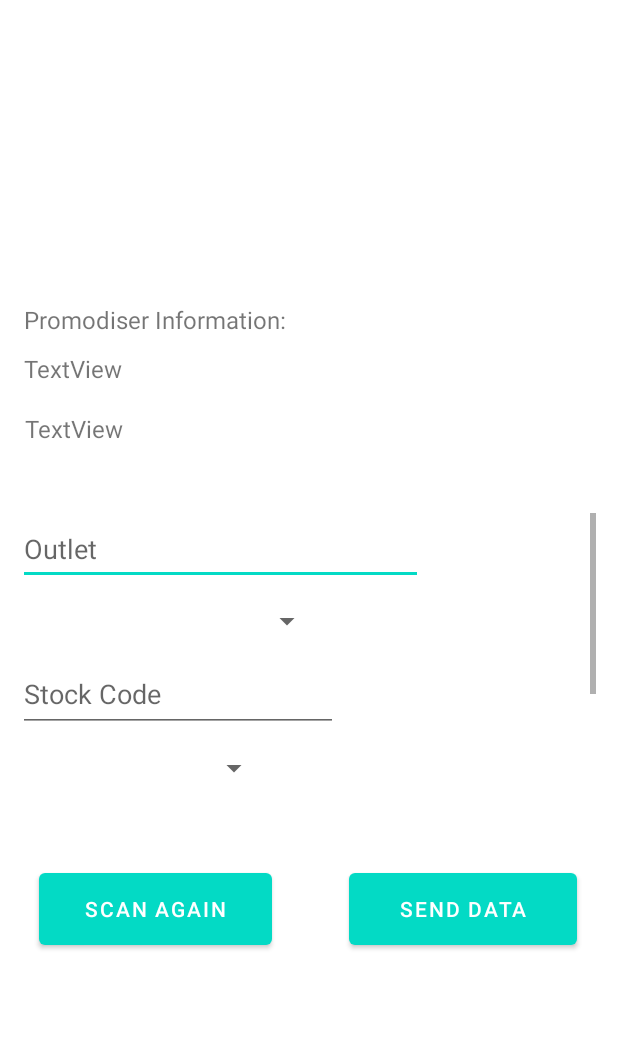
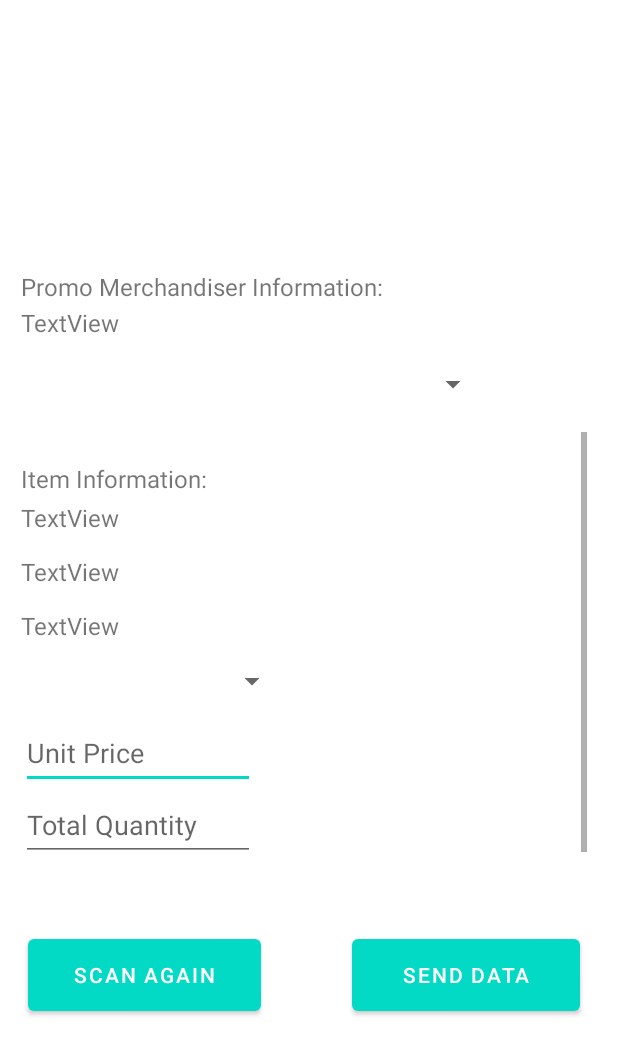
Before and after one commit to jolomunar/EdgeScanner-MobileApp, an Android app: the layout activity_display.xml on its own in the app's theme, with its tools: preview values and no code run, on a phone screen of 412 x 824 dp. Shown: the top 1055 px of the screen. Run offline under Robolectric (Android 15) with nearby library versions, the phone set to English and light mode, and no system bars.

```diff
--- a/app/src/main/java/apc/mobprog/myqrcodeandbarcodescanner/GlobalBarcode.java
+++ b/app/src/main/java/apc/mobprog/myqrcodeandbarcodescanner/GlobalBarcode.java
@@ -9,7 +9,7 @@ public class GlobalBarcode {
     public static String size;
     public static String color;
     public static String uPrice;
-    public static String outlet;
     public static String totalQuantity;
     public static String brand;
+    public static String remarksAgeGender;
 }
--- a/app/src/main/res/layout/activity_display.xml
+++ b/app/src/main/res/layout/activity_display.xml
@@ -11,36 +11,62 @@
         android:id="@+id/promoInfo"
         android:layout_width="wrap_content"
         android:layout_height="wrap_content"
-        android:text="Promodiser Information:"
+        android:layout_marginTop="4dp"
+        android:text="Promo Merchandiser Information:"
         android:textSize="16sp"
-        app:layout_constraintBottom_toTopOf="@+id/scrollView3"
+        app:layout_constraintBottom_toTopOf="@+id/textView2"
         app:layout_constraintEnd_toEndOf="parent"
-        app:layout_constraintHorizontal_bias="0.067"
+        app:layout_constraintHorizontal_bias="0.081"
         app:layout_constraintStart_toStartOf="parent"
-        app:layout_constraintTop_toTopOf="parent"
-        app:layout_constraintVertical_bias="0.631" />
+        app:layout_constraintTop_toBottomOf="@+id/sampleListView" />
 
     <TextView
         android:id="@+id/textView2"
         android:layout_width="176dp"
         android:layout_height="20dp"
+        android:layout_marginTop="204dp"
         android:text="TextView"
         android:textSize="16sp"
-        app:layout_constraintBottom_toTopOf="@+id/scrollView3"
         app:layout_constraintEnd_toEndOf="parent"
-        app:layout_constraintHorizontal_bias="0.068"
+        app:layout_constraintHorizontal_bias="0.059"
         app:layout_constraintStart_toStartOf="parent"
-        app:layout_constraintTop_toTopOf="parent"
-        app:layout_constraintVertical_bias="0.728" />
+        app:layout_constraintTop_toTopOf="parent" />
+
+    <!--    <TextView-->
+    <!--        android:id="@+id/textView"-->
+    <!--        android:layout_width="173dp"-->
+    <!--        android:layout_height="23dp"-->
+    <!--        android:layout_marginTop="232dp"-->
+    <!--        android:text="TextView"-->
+    <!--        android:textSize="16sp"-->
+    <!--        app:layout_constraintEnd_toEndOf="parent"-->
+    <!--        app:layout_constraintHorizontal_bias="0.058"-->
+    <!--        app:layout_constraintStart_toStartOf="parent"-->
+    <!--        app:layout_constraintTop_toTopOf="parent" />-->
+
+    <Spinner
+        android:id="@+id/outlet"
+        android:layout_width="310dp"
+        android:layout_height="48dp"
+        android:ems="10"
+        android:hint="Select Location Code"
+        android:minHeight="48dp"
+        app:layout_constraintBottom_toBottomOf="parent"
+        app:layout_constraintEnd_toEndOf="parent"
+        app:layout_constraintHorizontal_bias="0.158"
+        app:layout_constraintStart_toStartOf="parent"
+        app:layout_constraintTop_toBottomOf="@+id/textView2"
+        app:layout_constraintVertical_bias="0.015"
+        tools:ignore="SpeakableTextPresentCheck" />
 
     <Button
         android:id="@+id/button4"
         android:layout_width="152dp"
         android:layout_height="60dp"
-        android:layout_marginTop="576dp"
+        android:layout_marginTop="620dp"
         android:text="Send Data"
         app:layout_constraintEnd_toEndOf="parent"
-        app:layout_constraintHorizontal_bias="0.895"
+        app:layout_constraintHorizontal_bias="0.903"
         app:layout_constraintStart_toStartOf="parent"
         app:layout_constraintTop_toTopOf="parent" />
 
@@ -48,12 +74,13 @@
         android:id="@+id/button2"
         android:layout_width="155dp"
         android:layout_height="60dp"
-        android:layout_marginTop="576dp"
+        android:layout_marginTop="620dp"
         android:text="Scan Again"
         app:layout_constraintEnd_toEndOf="parent"
-        app:layout_constraintHorizontal_bias="0.101"
+        app:layout_constraintHorizontal_bias="0.074"
         app:layout_constraintStart_toStartOf="parent"
         app:layout_constraintTop_toTopOf="parent" />
+
 
     <ListView
         android:id="@+id/sampleListView"
@@ -65,101 +92,81 @@
         app:layout_constraintTop_toTopOf="parent"
         app:layout_constraintVertical_bias="0.033"></ListView>
 
+
     <ScrollView
         android:id="@+id/scrollView3"
-        android:layout_width="385dp"
-        android:layout_height="205dp"
-        app:layout_constraintBottom_toBottomOf="parent"
+        android:layout_width="377dp"
+        android:layout_height="311dp"
+        android:layout_marginTop="288dp"
         app:layout_constraintEnd_toEndOf="parent"
-        app:layout_constraintHorizontal_bias="0.461"
+        app:layout_constraintHorizontal_bias="0.411"
         app:layout_constraintStart_toStartOf="parent"
-        app:layout_constraintTop_toTopOf="parent"
-        app:layout_constraintVertical_bias="0.553"
-        tools:ignore="SpeakableTextPresentCheck">
-
+        app:layout_constraintTop_toTopOf="parent">
 
         <LinearLayout
             android:layout_width="match_parent"
-            android:layout_height="263dp"
+            android:layout_height="wrap_content"
             android:orientation="vertical">
 
+            <TextView
+                android:id="@+id/textView3"
+                android:layout_width="wrap_content"
+                android:layout_height="wrap_content"
+                android:layout_marginTop="20dp"
+                android:text="Item Information:"
+                android:textSize="16sp"
+                app:layout_constraintEnd_toEndOf="parent"
+                app:layout_constraintHorizontal_bias="0.055"
+                app:layout_constraintStart_toStartOf="parent"
+                app:layout_constraintTop_toBottomOf="@+id/textView" />
 
-            <EditText
-                android:id="@+id/outlet"
-                android:layout_width="270dp"
-                android:layout_height="48dp"
-                android:hint="Outlet"
-                app:layout_constraintBottom_toBottomOf="parent"
+            <TextView
+                android:id="@+id/size"
+                android:layout_width="246dp"
+                android:layout_height="24dp"
+                android:layout_marginTop="4dp"
+                android:text="TextView"
+                android:textSize="16sp"
                 app:layout_constraintEnd_toEndOf="parent"
-                app:layout_constraintHorizontal_bias="0.068"
+                app:layout_constraintHorizontal_bias="0.096"
                 app:layout_constraintStart_toStartOf="parent"
-                app:layout_constraintTop_toTopOf="parent"
-                app:layout_constraintVertical_bias="0.316"
-                tools:ignore="SpeakableTextPresentCheck" />
+                app:layout_constraintTop_toBottomOf="@+id/textView3" />
+
+            <TextView
+                android:id="@+id/color"
+                android:layout_width="307dp"
+                android:layout_height="24dp"
+                android:layout_marginTop="12dp"
+                android:text="TextView"
+                android:textSize="16sp"
+                app:layout_constraintEnd_toEndOf="parent"
+                app:layout_constraintHorizontal_bias="0.096"
+                app:layout_constraintStart_toStartOf="parent"
+                app:layout_constraintTop_toBottomOf="@+id/size" />
+
+            <TextView
+                android:id="@+id/itemNumber"
+                android:layout_width="246dp"
+                android:layout_height="24dp"
+                android:layout_marginTop="12dp"
+                android:text="TextView"
+                android:textSize="16sp"
+                app:layout_constraintEnd_toEndOf="parent"
+                app:layout_constraintHorizontal_bias="0.096"
+                app:layout_constraintStart_toStartOf="parent"
+                app:layout_constraintTop_toBottomOf="@+id/color" />
 
             <Spinner
                 android:id="@+id/brand"
-                android:layout_width="203dp"
+                android:layout_width="178dp"
                 android:layout_height="48dp"
                 android:ems="10"
                 android:hint="Brand"
-                android:inputType="textPersonName"
                 android:minHeight="48dp"
-                app:layout_constraintBottom_toBottomOf="parent"
-                app:layout_constraintEnd_toEndOf="parent"
-                app:layout_constraintHorizontal_bias="0.02"
-                app:layout_constraintStart_toStartOf="parent"
-                app:layout_constraintTop_toBottomOf="parent"
-                app:layout_constraintVertical_bias="0.0"
-                tools:ignore="SpeakableTextPresentCheck" />
+                tools:ignore="SpeakableTextPresentCheck"
+                tools:layout_editor_absoluteX="10dp"
+                tools:layout_editor_absoluteY="265dp" />
 
-            <EditText
-                android:id="@+id/stockcode"
-                android:layout_width="wrap_content"
-                android:layout_height="50dp"
-                android:ems="10"
-                android:hint="Stock Code"
-                android:inputType="textPersonName"
-                android:minHeight="48dp"
-                app:layout_constraintBottom_toBottomOf="parent"
-                app:layout_constraintEnd_toEndOf="parent"
-                app:layout_constraintHorizontal_bias="0.073"
-                app:layout_constraintStart_toStartOf="parent"
-                app:layout_constraintTop_toTopOf="parent"
-                app:layout_constraintVertical_bias="0.482" />
-
-            <Spinner
-                android:id="@+id/size"
-                android:layout_width="168dp"
-                android:layout_height="48dp"
-                android:ems="10"
-                android:hint="Size"
-                android:inputType="number|text"
-                android:minHeight="48dp"
-                app:layout_constraintBottom_toBottomOf="parent"
-                app:layout_constraintEnd_toEndOf="parent"
-                app:layout_constraintHorizontal_bias="0.962"
-                app:layout_constraintStart_toStartOf="parent"
-                app:layout_constraintTop_toBottomOf="@+id/stockcode"
-                app:layout_constraintVertical_bias="0.07"
-                tools:ignore="SpeakableTextPresentCheck" />
-
-            <Spinner
-                android:id="@+id/color"
-                android:layout_width="168dp"
-                android:layout_height="48dp"
-                android:layout_marginTop="12dp"
-                android:ems="10"
-                android:hint="Color"
-                android:inputType="textPersonName"
-                android:minHeight="48dp"
-                app:layout_constraintBottom_toBottomOf="parent"
-                app:layout_constraintEnd_toEndOf="parent"
-                app:layout_constraintHorizontal_bias="0.024"
-                app:layout_constraintStart_toStartOf="parent"
-                app:layout_constraintTop_toBottomOf="@+id/locationCode"
-                app:layout_constraintVertical_bias="0.011"
-                tools:ignore="SpeakableTextPresentCheck" />
 
             <EditText
                 android:id="@+id/unitprice"
@@ -169,12 +176,8 @@
                 android:hint="Unit Price"
                 android:inputType="number|text"
                 android:minHeight="48dp"
-                app:layout_constraintBottom_toBottomOf="parent"
-                app:layout_constraintEnd_toEndOf="parent"
-                app:layout_constraintHorizontal_bias="0.065"
-                app:layout_constraintStart_toStartOf="parent"
-                app:layout_constraintTop_toBottomOf="@+id/color"
-                app:layout_constraintVertical_bias="0.123" />
+                tools:layout_editor_absoluteX="14dp"
+                tools:layout_editor_absoluteY="464dp" />
 
             <EditText
                 android:id="@+id/totalquantity"
@@ -184,28 +187,21 @@
                 android:hint="Total Quantity"
                 android:inputType="number"
                 android:minHeight="48dp"
-                app:layout_constraintBottom_toBottomOf="parent"
-                app:layout_constraintEnd_toEndOf="parent"
-                app:layout_constraintHorizontal_bias="0.068"
-                app:layout_constraintStart_toStartOf="parent"
-                app:layout_constraintTop_toBottomOf="@+id/unitprice"
-                app:layout_constraintVertical_bias="0.128" />
+                tools:layout_editor_absoluteX="14dp"
+                tools:layout_editor_absoluteY="519dp" />
+
+            <EditText
+                android:id="@+id/remarks"
+                android:layout_width="155dp"
+                android:layout_height="wrap_content"
+                android:layout_marginTop="12dp"
+                android:ems="10"
+                android:hint="Remarks"
+                android:minHeight="48dp"
+                tools:layout_editor_absoluteX="10dp"
+                tools:layout_editor_absoluteY="265dp" />
 
         </LinearLayout>
     </ScrollView>
 
-    <TextView
-        android:id="@+id/textView"
-        android:layout_width="173dp"
-        android:layout_height="23dp"
-        android:layout_marginBottom="44dp"
-        android:text="TextView"
-        android:textSize="16sp"
-        app:layout_constraintBottom_toTopOf="@+id/scrollView3"
-        app:layout_constraintEnd_toEndOf="parent"
-        app:layout_constraintHorizontal_bias="0.071"
-        app:layout_constraintStart_toStartOf="parent"
-        app:layout_constraintTop_toTopOf="parent"
-        app:layout_constraintVertical_bias="1.0" />
-
 </androidx.constraintlayout.widget.ConstraintLayout>
```
Also changed, not shown: app/src/main/java/apc/mobprog/myqrcodeandbarcodescanner/DisplayActivity.java (+62 -75 lines).
